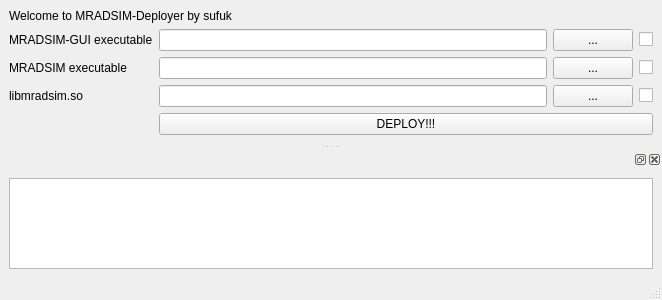
The window that MRADSIM-Deployer/uis/MainWindow.ui (haknkayaa/Qt-OpenCASCADE-Projects) describes before a commit, drawn with Qt 5.
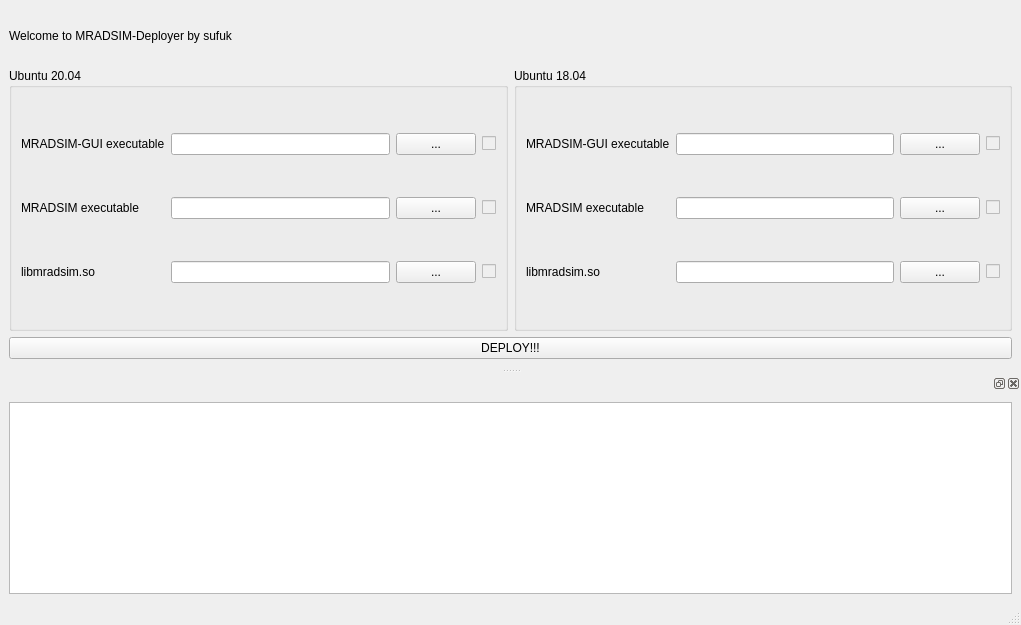
The same window after the commit.

What changed in the file:
```diff
--- a/MRADSIM-Deployer/uis/MainWindow.ui
+++ b/MRADSIM-Deployer/uis/MainWindow.ui
@@ -2,12 +2,15 @@
 <ui version="4.0">
  <class>MainWindow</class>
  <widget class="QMainWindow" name="MainWindow">
+  <property name="enabled">
+   <bool>true</bool>
+  </property>
   <property name="geometry">
    <rect>
     <x>0</x>
     <y>0</y>
-    <width>662</width>
-    <height>300</height>
+    <width>1021</width>
+    <height>625</height>
    </rect>
   </property>
   <property name="windowTitle">
@@ -28,37 +31,25 @@
       </property>
      </widget>
     </item>
-    <item row="1" column="0">
-     <widget class="QLabel" name="label_2">
-      <property name="text">
-       <string>MRADSIM-GUI executable</string>
+    <item row="1" column="0" rowspan="5">
+     <widget class="QGroupBox" name="groupBox">
+      <property name="title">
+       <string>Ubuntu 20.04</string>
       </property>
-     </widget>
-    </item>
-    <item row="1" column="2">
-     <widget class="QPushButton" name="gui_button">
-      <property name="text">
-       <string>...</string>
-      </property>
-     </widget>
-    </item>
-    <item row="2" column="2">
-     <widget class="QPushButton" name="simulator_button">
+      <layout class="QGridLayout" name="gridLayout_3">
+       <item row="2" column="3">
+        <widget class="QCheckBox" name="simulator_checkBox20">
+         <property name="enabled">
+          <bool>false</bool>
+         </property>
       <property name="text">
-       <string>...</string>
-      </property>
-     </widget>
-    </item>
-    <item row="3" column="2">
-     <widget class="QPushButton" name="library_button">
-      <property name="text">
-       <string>...</string>
+          <string/>
+         </property>
+         <property name="checkable">
+          <bool>true</bool>
       </property>
      </widget>
     </item>
-    <item row="3" column="1">
-     <widget class="QLineEdit" name="library_lineEdit"/>
-    </item>
     <item row="2" column="0">
      <widget class="QLabel" name="label_3">
       <property name="text">
@@ -66,15 +57,59 @@
       </property>
      </widget>
     </item>
+       <item row="3" column="1">
+        <widget class="QLineEdit" name="library_lineEdit20"/>
+       </item>
+       <item row="1" column="0">
+        <widget class="QLabel" name="label_2">
+         <property name="text">
+          <string>MRADSIM-GUI executable</string>
+         </property>
+        </widget>
+       </item>
+       <item row="2" column="2">
+        <widget class="QPushButton" name="simulator_button20">
+         <property name="text">
+          <string>...</string>
+         </property>
+        </widget>
+       </item>
+       <item row="1" column="3">
+        <widget class="QCheckBox" name="gui_checkbox20">
+         <property name="enabled">
+          <bool>false</bool>
+         </property>
+         <property name="text">
+          <string/>
+         </property>
+         <property name="checkable">
+          <bool>true</bool>
+         </property>
+        </widget>
+       </item>
+       <item row="3" column="2">
+        <widget class="QPushButton" name="library_button20">
+         <property name="text">
+          <string>...</string>
+         </property>
+        </widget>
+       </item>
     <item row="1" column="1">
-     <widget class="QLineEdit" name="gui_lineEdit">
+        <widget class="QLineEdit" name="gui_lineEdit20">
       <property name="readOnly">
        <bool>false</bool>
       </property>
      </widget>
     </item>
     <item row="2" column="1">
-     <widget class="QLineEdit" name="simulator_lineEdit"/>
+        <widget class="QLineEdit" name="simulator_lineEdit20"/>
+       </item>
+       <item row="1" column="2">
+        <widget class="QPushButton" name="gui_button20">
+         <property name="text">
+          <string>...</string>
+         </property>
+        </widget>
     </item>
     <item row="3" column="0">
      <widget class="QLabel" name="label_4">
@@ -83,37 +118,126 @@
       </property>
      </widget>
     </item>
-    <item row="1" column="3">
-     <widget class="QCheckBox" name="gui_checkbox">
+       <item row="3" column="3">
+        <widget class="QCheckBox" name="library_checkBox20">
+         <property name="enabled">
+          <bool>false</bool>
+         </property>
       <property name="text">
        <string/>
       </property>
       <property name="checkable">
-       <bool>false</bool>
+          <bool>true</bool>
       </property>
      </widget>
     </item>
+      </layout>
+     </widget>
+    </item>
+    <item row="1" column="1" rowspan="5">
+     <widget class="QGroupBox" name="groupBox_2">
+      <property name="title">
+       <string>Ubuntu 18.04</string>
+      </property>
+      <layout class="QGridLayout" name="gridLayout_4">
     <item row="2" column="3">
-     <widget class="QCheckBox" name="simulator_checkBox">
+        <widget class="QCheckBox" name="simulator_checkBox18">
+         <property name="enabled">
+          <bool>false</bool>
+         </property>
       <property name="text">
        <string/>
       </property>
       <property name="checkable">
+          <bool>true</bool>
+         </property>
+        </widget>
+       </item>
+       <item row="2" column="0">
+        <widget class="QLabel" name="label_5">
+         <property name="text">
+          <string>MRADSIM executable</string>
+         </property>
+        </widget>
+       </item>
+       <item row="3" column="1">
+        <widget class="QLineEdit" name="library_lineEdit18"/>
+       </item>
+       <item row="1" column="0">
+        <widget class="QLabel" name="label_6">
+         <property name="text">
+          <string>MRADSIM-GUI executable</string>
+         </property>
+        </widget>
+       </item>
+       <item row="2" column="2">
+        <widget class="QPushButton" name="simulator_button18">
+         <property name="text">
+          <string>...</string>
+         </property>
+        </widget>
+       </item>
+       <item row="1" column="3">
+        <widget class="QCheckBox" name="gui_checkbox18">
+         <property name="enabled">
        <bool>false</bool>
+         </property>
+         <property name="text">
+          <string/>
+         </property>
+         <property name="checkable">
+          <bool>true</bool>
+         </property>
+        </widget>
+       </item>
+       <item row="3" column="2">
+        <widget class="QPushButton" name="library_button18">
+         <property name="text">
+          <string>...</string>
+         </property>
+        </widget>
+       </item>
+       <item row="1" column="1">
+        <widget class="QLineEdit" name="gui_lineEdit18">
+         <property name="readOnly">
+          <bool>false</bool>
+         </property>
+        </widget>
+       </item>
+       <item row="2" column="1">
+        <widget class="QLineEdit" name="simulator_lineEdit18"/>
+       </item>
+       <item row="1" column="2">
+        <widget class="QPushButton" name="gui_button18">
+         <property name="text">
+          <string>...</string>
+         </property>
+        </widget>
+       </item>
+       <item row="3" column="0">
+        <widget class="QLabel" name="label_7">
+         <property name="text">
+          <string>libmradsim.so</string>
       </property>
      </widget>
     </item>
     <item row="3" column="3">
-     <widget class="QCheckBox" name="library_checkBox">
+        <widget class="QCheckBox" name="library_checkBox18">
+         <property name="enabled">
+          <bool>false</bool>
+         </property>
       <property name="text">
        <string/>
       </property>
       <property name="checkable">
-       <bool>false</bool>
+          <bool>true</bool>
       </property>
      </widget>
     </item>
-    <item row="4" column="1" colspan="3">
+      </layout>
+     </widget>
+    </item>
+    <item row="6" column="0" colspan="2">
      <widget class="QPushButton" name="deployButton">
       <property name="text">
        <string>DEPLOY!!!</string>
```
Lines whose indentation alone changed are shown as unchanged.
